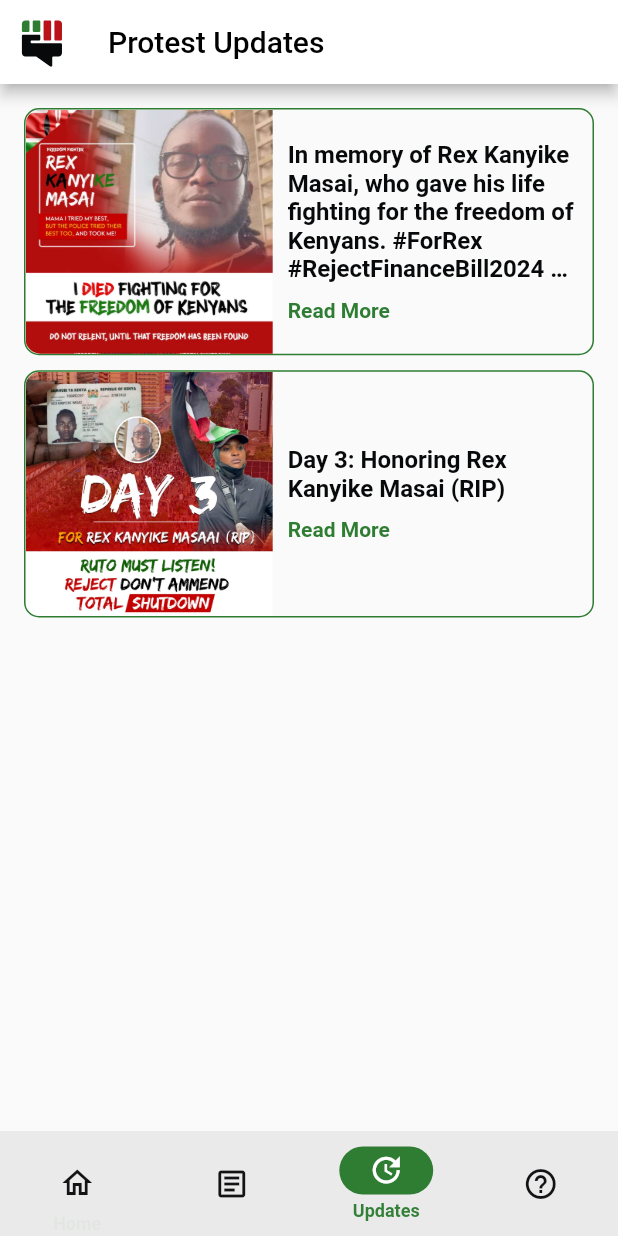
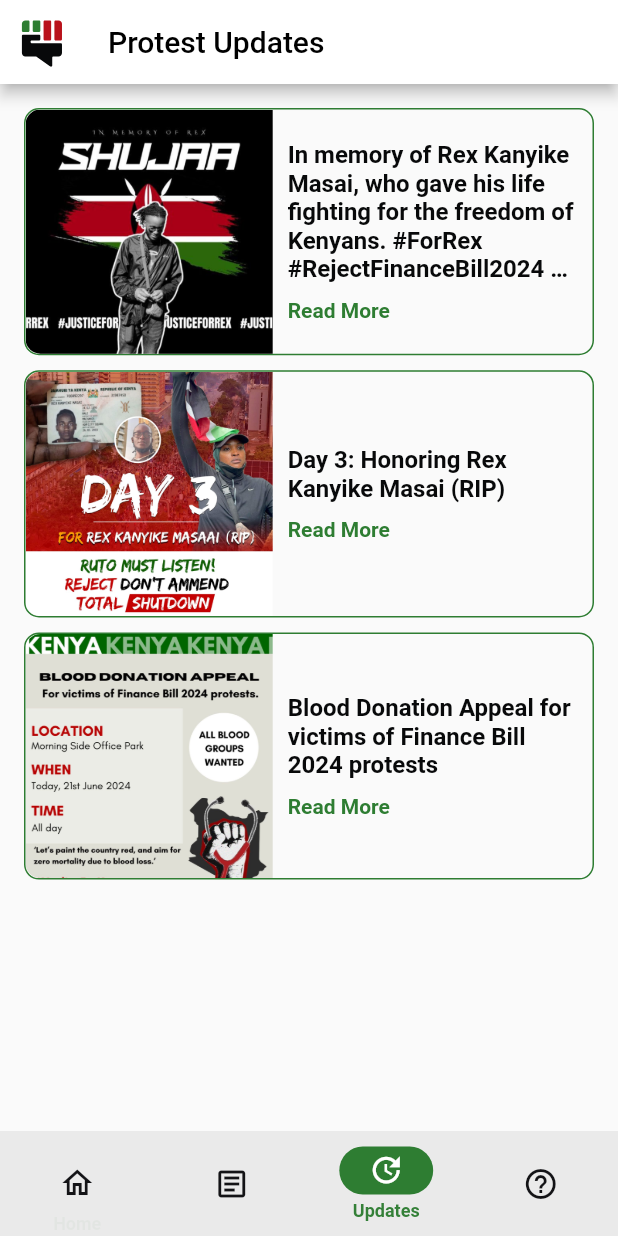
Before and after one commit to Haki-Hub/haki-hub-mobile, a Flutter app: the screen it shows after launch, item 3 of the bottom bar chosen, on a phone screen of 412 x 824 dp. Run offline on Flutter 3.47's test engine with Material 3 defaults, Android fonts, the phone set to English and light mode, and no system bars; our stand-ins replace carousel_slider, flutter_svg.

```diff
--- a/lib/domain/models/content.dart
+++ b/lib/domain/models/content.dart
@@ -3,11 +3,13 @@ class Content {
   final String title;
   final String? subtitle;
   final String? description;
+  final String? timeStamp;
 
   Content({
     required this.thumbnail,
     required this.title,
     this.subtitle,
     this.description,
+    this.timeStamp,
   });
 }
--- a/lib/domain/value_objects/asset_strings.dart
+++ b/lib/domain/value_objects/asset_strings.dart
@@ -7,4 +7,6 @@ const String buildingSvg = 'assets/icons/university_building.svg';
 // Images
 const String backgroundBannerImage = 'assets/images/banner-3.png';
 const String posterOneImage = 'assets/images/poster2.jpeg';
+const String posterOneTwoImage = 'assets/images/poster1-2.jpeg';
 const String posterTwoImage = 'assets/images/poster1.jpeg';
+const String posterThreeImage = 'assets/images/poster3.jpeg';
--- a/lib/domain/value_objects/strings.dart
+++ b/lib/domain/value_objects/strings.dart
@@ -50,15 +50,15 @@ const String communitiesCardDescription =
 const String downloadsString = 'Download';
 const String downloadsCardDescription = 'Get relevant documents, media...';
 
-const String policeBrutalityTitleString = 'Police Brutality Hotline';
+const String policeBrutalityTitleString = 'Police Brutality Helplines';
 const String policeBrutalityCardDescription =
     'Report incidents of police brutality';
 
-const String medicalEmergencyString = 'Ambulance Hotline';
+const String medicalEmergencyString = 'Ambulance Helplines';
 const String medicalEmergencyCardDescription =
     'Request assistance from ambulance services';
 
-const String lawyerAssistanceString = 'Legal Aid Hotline';
+const String lawyerAssistanceString = 'Legal Aid Helplines';
 const String lawyerAssistanceCardDescription =
     'Connect with pro bono legal assistance';
 
--- a/lib/domain/value_objects/utils.dart
+++ b/lib/domain/value_objects/utils.dart
@@ -331,16 +331,24 @@ final List<Helpline> helplineData = <Helpline>[
     description: '',
   ),
   // Police
+  Helpline(
+    category: HelplineCategory.Police,
+    title: 'National Police Service',
+    phone: '999',
+    description: '',
+  ),
 ];
 final List<Content> contentData = <Content>[
   Content(
-    thumbnail: posterOneImage,
+    thumbnail: posterOneTwoImage,
     title: 'Honoring the Legacy of Rex Kanyike Masai',
     subtitle:
         'In memory of Rex Kanyike Masai, who gave his life fighting for the freedom of Kenyans. #ForRex #RejectFinanceBill2024 #TotalShutdown',
     description:
         'We remember Rex Kanyike Masai, a brave freedom fighter who tragically lost his life in the recent protests for Kenyan freedom. '
-        'His courage and dedication inspire us to continue the fight for justice and equality. Let us honor his memory and remain steadfast in our pursuit of freedom for all Kenyans. #ForRex #RejectFinanceBill2024 #TotalShutdown',
+        'His courage and dedication inspire us to continue the fight for justice and equality. Let us honor his memory and remain steadfast in our pursuit of freedom for all Kenyans. '
+        '#ForRex #RejectFinanceBill2024 #TotalShutdown',
+    timeStamp: '2024-06-20T09:00:00Z',
   ),
   Content(
     thumbnail: posterTwoImage,
@@ -348,6 +356,16 @@ final List<Content> contentData = <Content>[
     subtitle: 'Day 3: Honoring Rex Kanyike Masai (RIP)',
     description:
         'As we continue to demand justice and freedom, we honor the memory of Rex Kanyike Masai, who lost his life in the struggle. '
-        'President Ruto must listen to our voices. Reject the Finance Bill 2024 without amendments. We stand united in total shutdown until all protestors are free. #ForRex #RejectFinanceBill2024 #FreeAllProtestors',
+        'President Ruto must listen to our voices. Reject the Finance Bill 2024 without amendments. We stand united in total shutdown until all protestors are free. '
+        '#ForRex #RejectFinanceBill2024 #FreeAllProtestors',
+    timeStamp: '2024-06-20T12:00:00Z',
+  ),
+  Content(
+    thumbnail: posterThreeImage,
+    title: 'Blood Donation Appeal',
+    subtitle: 'Blood Donation Appeal for victims of Finance Bill 2024 protests',
+    description:
+        'Let\'s paint the country red, and aim for zero mortality due to blood loss #MedicsForKenya #DonateBlood #SaveLives',
+    timeStamp: '2024-06-20T13:00:00Z',
   ),
 ];
--- a/lib/presentation/content/pages/updates_page.dart
+++ b/lib/presentation/content/pages/updates_page.dart
@@ -10,6 +10,9 @@ class UpdatesPage extends StatelessWidget {
 
   @override
   Widget build(BuildContext context) {
+    // Sort contents by createdAt (ascending)
+    contentData.sort((a, b) => a.timeStamp!.compareTo(b.timeStamp!));
+
     return AppScaffold(
       title: protestUpdatesString,
       body: SingleChildScrollView(
```
Also changed, not shown: lib/presentation/helplines/pages/police_helpline_page.dart (+23 -1 lines), assets/images/poster1-2.jpeg (added), assets/images/poster3.jpeg (added).
